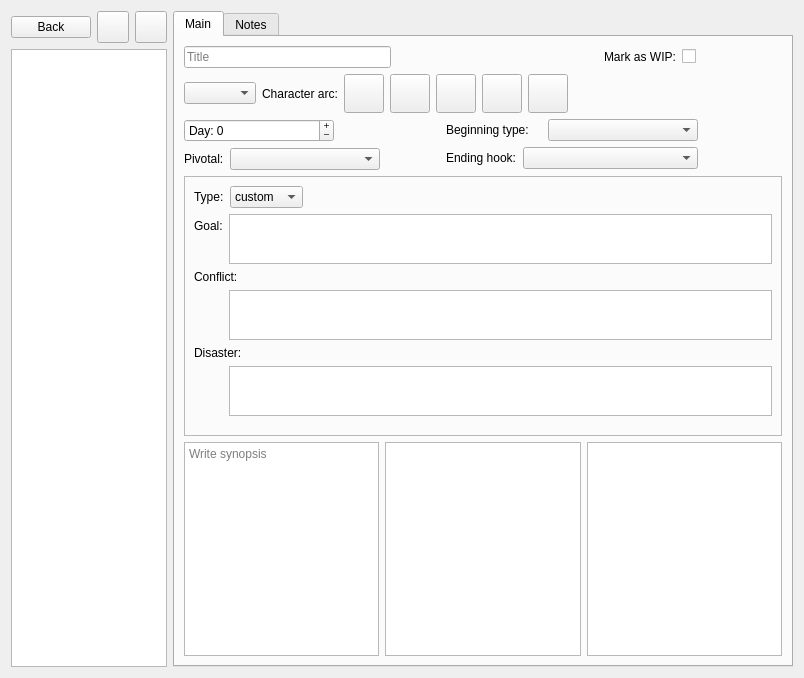
The window that ui/scene_editor.ui (zkovari/plotlyst) describes before a commit, drawn with Qt 5.
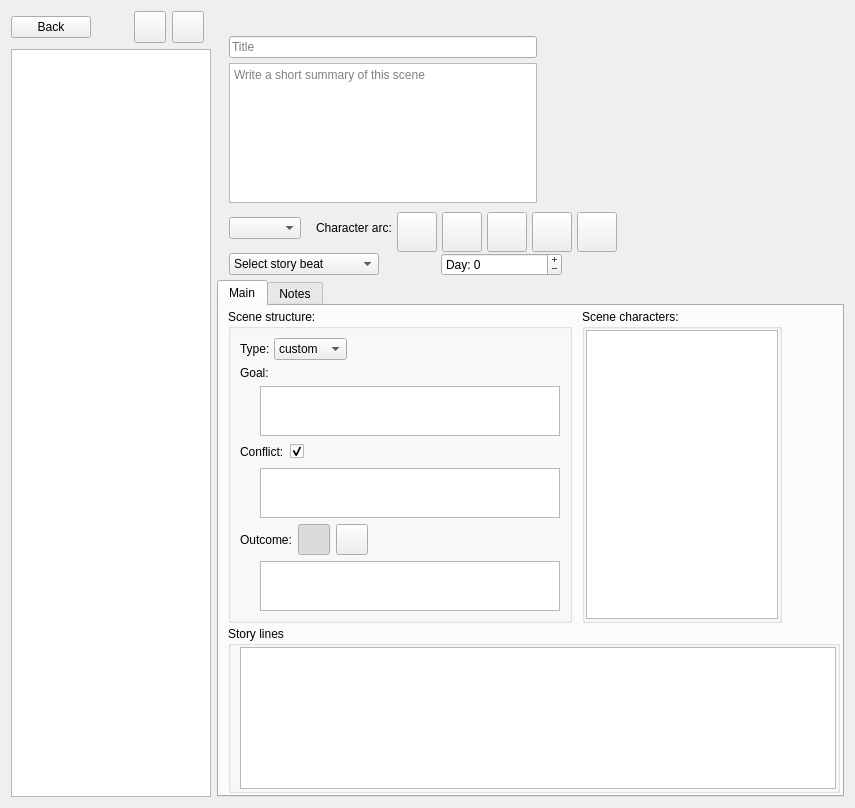
The same window after the commit.

What changed in the file:
```diff
--- a/ui/scene_editor.ui
+++ b/ui/scene_editor.ui
@@ -6,14 +6,14 @@
    <rect>
     <x>0</x>
     <y>0</y>
-    <width>804</width>
-    <height>678</height>
+    <width>855</width>
+    <height>808</height>
    </rect>
   </property>
   <property name="windowTitle">
    <string>Form</string>
   </property>
-  <layout class="QHBoxLayout" name="horizontalLayout_12">
+  <layout class="QHBoxLayout" name="horizontalLayout_7">
    <item>
     <layout class="QVBoxLayout" name="verticalLayout">
      <item>
@@ -152,37 +152,58 @@
     </layout>
    </item>
    <item>
-    <widget class="QTabWidget" name="tabWidget">
-     <property name="focusPolicy">
-      <enum>Qt::NoFocus</enum>
+    <layout class="QVBoxLayout" name="verticalLayout_3">
+     <property name="spacing">
+      <number>4</number>
      </property>
-     <property name="tabShape">
-      <enum>QTabWidget::Rounded</enum>
-     </property>
-     <property name="currentIndex">
-      <number>0</number>
-     </property>
-     <property name="iconSize">
+     <item>
+      <spacer name="horizontalSpacer_8">
+       <property name="orientation">
+        <enum>Qt::Horizontal</enum>
+       </property>
+       <property name="sizeHint" stdset="0">
       <size>
-       <width>32</width>
-       <height>32</height>
-      </size>
-     </property>
-     <property name="elideMode">
-      <enum>Qt::ElideNone</enum>
-     </property>
-     <property name="documentMode">
-      <bool>false</bool>
-     </property>
-     <widget class="QWidget" name="tabGeneral">
-      <attribute name="title">
-       <string>Main</string>
-      </attribute>
-      <layout class="QVBoxLayout" name="verticalLayout_6">
+         <width>40</width>
+         <height>25</height>
+        </size>
+       </property>
+      </spacer>
+     </item>
+     <item>
+      <widget class="QWidget" name="wdgTop" native="true">
+       <layout class="QVBoxLayout" name="verticalLayout_2">
+        <property name="spacing">
+         <number>5</number>
+        </property>
+        <property name="leftMargin">
+         <number>0</number>
+        </property>
+        <property name="topMargin">
+         <number>0</number>
+        </property>
+        <property name="rightMargin">
+         <number>0</number>
+        </property>
+        <property name="bottomMargin">
+         <number>0</number>
+        </property>
        <item>
         <layout class="QHBoxLayout" name="horizontalLayout_5">
+          <item>
+           <widget class="QLabel" name="lblTitleEmoji">
+            <property name="text">
+             <string/>
+            </property>
+           </widget>
+          </item>
          <item>
           <widget class="QLineEdit" name="lineTitle">
+            <property name="minimumSize">
+             <size>
+              <width>250</width>
+              <height>0</height>
+             </size>
+            </property>
            <property name="maximumSize">
             <size>
              <width>400</width>
@@ -207,39 +228,63 @@
            </property>
           </spacer>
          </item>
+         </layout>
+        </item>
          <item>
-          <widget class="QLabel" name="label_2">
+         <layout class="QHBoxLayout" name="horizontalLayout_6">
+          <item alignment="Qt::AlignTop">
+           <widget class="QLabel" name="lblSynopsisEmoji">
            <property name="text">
-            <string>Mark as WIP:</string>
+             <string/>
            </property>
           </widget>
          </item>
          <item>
-          <widget class="QCheckBox" name="cbWip">
+           <widget class="QTextEdit" name="textSynopsis">
            <property name="minimumSize">
             <size>
-             <width>100</width>
+              <width>300</width>
              <height>0</height>
             </size>
            </property>
            <property name="maximumSize">
             <size>
-             <width>200</width>
+              <width>600</width>
              <height>16777215</height>
             </size>
            </property>
-           <property name="cursor">
-            <cursorShape>PointingHandCursor</cursorShape>
-           </property>
-           <property name="text">
-            <string/>
+            <property name="autoFormatting">
+             <set>QTextEdit::AutoBulletList</set>
+            </property>
+            <property name="placeholderText">
+             <string>Write a short summary of this scene</string>
            </property>
           </widget>
          </item>
+          <item>
+           <spacer name="horizontalSpacer_5">
+            <property name="orientation">
+             <enum>Qt::Horizontal</enum>
+            </property>
+            <property name="sizeHint" stdset="0">
+             <size>
+              <width>40</width>
+              <height>20</height>
+             </size>
+            </property>
+           </spacer>
+          </item>
         </layout>
        </item>
        <item>
         <layout class="QHBoxLayout" name="horizontalLayout">
+          <item>
+           <widget class="QLabel" name="lblPovEmoji">
+            <property name="text">
+             <string/>
+            </property>
+           </widget>
+          </item>
          <item>
           <widget class="QComboBox" name="cbPov">
            <property name="maximumSize">
@@ -251,7 +296,23 @@
           </widget>
          </item>
          <item>
-          <widget class="QLabel" name="label">
+           <spacer name="horizontalSpacer_10">
+            <property name="orientation">
+             <enum>Qt::Horizontal</enum>
+            </property>
+            <property name="sizeType">
+             <enum>QSizePolicy::Preferred</enum>
+            </property>
+            <property name="sizeHint" stdset="0">
+             <size>
+              <width>10</width>
+              <height>20</height>
+             </size>
+            </property>
+           </spacer>
+          </item>
+          <item>
+           <widget class="QLabel" name="lblArc">
            <property name="text">
             <string>Character arc:</string>
            </property>
@@ -259,21 +320,45 @@
          </item>
          <item>
           <widget class="QToolButton" name="btnVeryUnhappy">
+            <property name="minimumSize">
+             <size>
+              <width>40</width>
+              <height>40</height>
+             </size>
+            </property>
+            <property name="maximumSize">
+             <size>
+              <width>32</width>
+              <height>32</height>
+             </size>
+            </property>
            <property name="cursor">
             <cursorShape>PointingHandCursor</cursorShape>
            </property>
+            <property name="styleSheet">
+             <string notr="true">QToolButton:checked {
+	background-color: rgb(136, 255, 115);
+}
+
+QToolButton:hover {
+	border: 1px solid red;
+}</string>
+            </property>
            <property name="text">
             <string/>
            </property>
            <property name="iconSize">
             <size>
-             <width>32</width>
-             <height>32</height>
+              <width>4</width>
+              <height>4</height>
             </size>
            </property>
            <property name="checkable">
             <bool>true</bool>
            </property>
+            <property name="toolButtonStyle">
+             <enum>Qt::ToolButtonTextOnly</enum>
+            </property>
            <attribute name="buttonGroup">
             <string notr="true">buttonGroup</string>
            </attribute>
@@ -281,21 +366,45 @@
          </item>
          <item>
           <widget class="QToolButton" name="btnUnHappy">
+            <property name="minimumSize">
+             <size>
+              <width>40</width>
+              <height>40</height>
+             </size>
+            </property>
+            <property name="maximumSize">
+             <size>
+              <width>32</width>
+              <height>32</height>
+             </size>
+            </property>
            <property name="cursor">
             <cursorShape>PointingHandCursor</cursorShape>
            </property>
+            <property name="styleSheet">
+             <string notr="true">QToolButton:checked {
+	background-color: rgb(136, 255, 115);
+}
+
+QToolButton:hover {
+	border: 1px solid red;
+}</string>
+            </property>
            <property name="text">
             <string/>
            </property>
            <property name="iconSize">
             <size>
-             <width>32</width>
-             <height>32</height>
+              <width>4</width>
+              <height>4</height>
             </size>
            </property>
            <property name="checkable">
             <bool>true</bool>
            </property>
+            <property name="toolButtonStyle">
+             <enum>Qt::ToolButtonTextOnly</enum>
+            </property>
            <attribute name="buttonGroup">
             <string notr="true">buttonGroup</string>
            </attribute>
@@ -303,21 +412,41 @@
          </item>
          <item>
           <widget class="QToolButton" name="btnNeutral">
+            <property name="minimumSize">
+             <size>
+              <width>40</width>
+              <height>40</height>
+             </size>
+            </property>
+            <property name="maximumSize">
+             <size>
+              <width>32</width>
+              <height>32</height>
+             </size>
+            </property>
            <property name="cursor">
             <cursorShape>PointingHandCursor</cursorShape>
            </property>
+            <property name="styleSheet">
+             <string notr="true">QToolButton::checked {
+	background-color: rgb(136, 255, 115);
+}</string>
+            </property>
            <property name="text">
             <string/>
            </property>
            <property name="iconSize">
             <size>
-             <width>32</width>
-             <height>32</height>
+              <width>4</width>
+              <height>4</height>
             </size>
            </property>
            <property name="checkable">
             <bool>true</bool>
            </property>
+            <property name="toolButtonStyle">
+             <enum>Qt::ToolButtonTextOnly</enum>
+            </property>
            <attribute name="buttonGroup">
             <string notr="true">buttonGroup</string>
            </attribute>
@@ -325,21 +454,45 @@
          </item>
          <item>
           <widget class="QToolButton" name="btnHappy">
+            <property name="minimumSize">
+             <size>
+              <width>40</width>
+              <height>40</height>
+             </size>
+            </property>
+            <property name="maximumSize">
+             <size>
+              <width>32</width>
+              <height>32</height>
+             </size>
+            </property>
            <property name="cursor">
             <cursorShape>PointingHandCursor</cursorShape>
            </property>
+            <property name="styleSheet">
+             <string notr="true">QToolButton:checked {
+	background-color: rgb(136, 255, 115);
+}
+
+QToolButton:hover {
+	border: 1px solid green;
+}</string>
+            </property>
            <property name="text">
             <string/>
            </property>
            <property name="iconSize">
             <size>
-             <width>32</width>
-             <height>32</height>
+              <width>4</width>
+              <height>4</height>
             </size>
            </property>
            <property name="checkable">
             <bool>true</bool>
            </property>
+            <property name="toolButtonStyle">
+             <enum>Qt::ToolButtonTextOnly</enum>
+            </property>
            <attribute name="buttonGroup">
             <string notr="true">buttonGroup</string>
            </attribute>
@@ -347,21 +500,45 @@
          </item>
          <item>
           <widget class="QToolButton" name="btnVeryHappy">
+            <property name="minimumSize">
+             <size>
+              <width>40</width>
+              <height>40</height>
+             </size>
+            </property>
+            <property name="maximumSize">
+             <size>
+              <width>32</width>
+              <height>32</height>
+             </size>
+            </property>
            <property name="cursor">
             <cursorShape>PointingHandCursor</cursorShape>
            </property>
+            <property name="styleSheet">
+             <string notr="true">QToolButton:checked {
+	background-color: rgb(136, 255, 115);
+}
+
+QToolButton:hover {
+	border: 1px solid green;
+}</string>
+            </property>
            <property name="text">
             <string/>
            </property>
            <property name="iconSize">
             <size>
-             <width>32</width>
-             <height>32</height>
+              <width>4</width>
+              <height>4</height>
             </size>
            </property>
            <property name="checkable">
             <bool>true</bool>
            </property>
+            <property name="toolButtonStyle">
+             <enum>Qt::ToolButtonTextOnly</enum>
+            </property>
            <attribute name="buttonGroup">
             <string notr="true">buttonGroup</string>
            </attribute>
@@ -385,7 +562,109 @@
        <item>
         <layout class="QHBoxLayout" name="horizontalLayout_11">
          <item>
-          <layout class="QVBoxLayout" name="verticalLayout_5">
+           <widget class="QLabel" name="lblBeatEmoji">
+            <property name="text">
+             <string/>
+            </property>
+           </widget>
+          </item>
+          <item>
+           <widget class="QComboBox" name="cbPivotal">
+            <property name="minimumSize">
+             <size>
+              <width>150</width>
+              <height>0</height>
+             </size>
+            </property>
+            <property name="maximumSize">
+             <size>
+              <width>200</width>
+              <height>16777215</height>
+             </size>
+            </property>
+            <property name="placeholderText">
+             <string/>
+            </property>
+            <item>
+             <property name="text">
+              <string>Select story beat</string>
+             </property>
+            </item>
+            <item>
+             <property name="text">
+              <string/>
+             </property>
+            </item>
+            <item>
+             <property name="text">
+              <string>Hook</string>
+             </property>
+            </item>
+            <item>
+             <property name="text">
+              <string>Inciting incident</string>
+             </property>
+            </item>
+            <item>
+             <property name="text">
+              <string>First plot point</string>
+             </property>
+            </item>
+            <item>
+             <property name="text">
+              <string>First pinch point</string>
+             </property>
+            </item>
+            <item>
+             <property name="text">
+              <string>Midpoint</string>
+             </property>
+            </item>
+            <item>
+             <property name="text">
+              <string>Second pinch point</string>
+             </property>
+            </item>
+            <item>
+             <property name="text">
+              <string>Dark moment</string>
+             </property>
+            </item>
+            <item>
+             <property name="text">
+              <string>A-ha moment</string>
+             </property>
+            </item>
+            <item>
+             <property name="text">
+              <string>Climax</string>
+             </property>
+            </item>
+           </widget>
+          </item>
+          <item>
+           <spacer name="horizontalSpacer_6">
+            <property name="orientation">
+             <enum>Qt::Horizontal</enum>
+            </property>
+            <property name="sizeType">
+             <enum>QSizePolicy::Preferred</enum>
+            </property>
+            <property name="sizeHint" stdset="0">
+             <size>
+              <width>45</width>
+              <height>20</height>
+             </size>
+            </property>
+           </spacer>
+          </item>
+          <item>
+           <widget class="QLabel" name="lblDayEmoji">
+            <property name="text">
+             <string/>
+            </property>
+           </widget>
+          </item>
            <item>
             <widget class="QSpinBox" name="sbDay">
              <property name="minimumSize">
@@ -418,225 +697,7 @@
             </widget>
            </item>
            <item>
-            <layout class="QHBoxLayout" name="horizontalLayout_7">
-             <item>
-              <widget class="QLabel" name="label_5">
-               <property name="text">
-                <string>Pivotal:</string>
-               </property>
-              </widget>
-             </item>
-             <item>
-              <widget class="QComboBox" name="cbPivotal">
-               <property name="minimumSize">
-                <size>
-                 <width>150</width>
-                 <height>0</height>
-                </size>
-               </property>
-               <property name="maximumSize">
-                <size>
-                 <width>200</width>
-                 <height>16777215</height>
-                </size>
-               </property>
-               <item>
-                <property name="text">
-                 <string/>
-                </property>
-               </item>
-               <item>
-                <property name="text">
-                 <string>Hook</string>
-                </property>
-               </item>
-               <item>
-                <property name="text">
-                 <string>Inciting incident</string>
-                </property>
-               </item>
-               <item>
-                <property name="text">
-                 <string>First plot point</string>
-                </property>
-               </item>
-               <item>
-                <property name="text">
-                 <string>First pinch point</string>
-                </property>
-               </item>
-               <item>
-                <property name="text">
-                 <string>Midpoint</string>
-                </property>
-               </item>
-               <item>
-                <property name="text">
-                 <string>Second pinch point</string>
-                </property>
-               </item>
-               <item>
-                <property name="text">
-                 <string>Dark moment</string>
-                </property>
-               </item>
-               <item>
-                <property name="text">
-                 <string>A-ha moment</string>
-                </property>
-               </item>
-               <item>
-                <property name="text">
-                 <string>Climax</string>
-                </property>
-               </item>
-              </widget>
-             </item>
-             <item>
-              <spacer name="horizontalSpacer_5">
-               <property name="orientation">
-                <enum>Qt::Horizontal</enum>
-               </property>
-               <property name="sizeType">
-                <enum>QSizePolicy::Expanding</enum>
-               </property>
-               <property name="sizeHint" stdset="0">
-                <size>
-                 <width>60</width>
-                 <height>20</height>
-                </size>
-               </property>
-              </spacer>
-             </item>
-            </layout>
-           </item>
-          </layout>
-         </item>
-         <item>
-          <layout class="QVBoxLayout" name="verticalLayout_2">
-           <item>
-            <layout class="QHBoxLayout" name="horizontalLayout_10">
-             <item>
-              <widget class="QLabel" name="label_7">
-               <property name="text">
-                <string>Beginning type:</string>
-               </property>
-              </widget>
-             </item>
-             <item>
-              <widget class="QComboBox" name="cbBeginningType">
-               <property name="minimumSize">
-                <size>
-                 <width>150</width>
-                 <height>0</height>
-                </size>
-               </property>
-               <property name="maximumSize">
-                <size>
-                 <width>250</width>
-                 <height>16777215</height>
-                </size>
-               </property>
-               <item>
-                <property name="text">
-                 <string/>
-                </property>
-               </item>
-               <item>
-                <property name="text">
-                 <string>Action</string>
-                </property>
-               </item>
-               <item>
-                <property name="text">
-                 <string>Summary</string>
-                </property>
-               </item>
-               <item>
-                <property name="text">
-                 <string>Character's thoughts</string>
-                </property>
-               </item>
-               <item>
-                <property name="text">
-                 <string>Setting</string>
-                </property>
-               </item>
-               <item>
-                <property name="text">
-                 <string>Dialogue</string>
-                </property>
-               </item>
-              </widget>
-             </item>
-            </layout>
-           </item>
-           <item>
-            <layout class="QHBoxLayout" name="horizontalLayout_9">
-             <item>
-              <widget class="QLabel" name="label_6">
-               <property name="text">
-                <string>Ending hook:</string>
-               </property>
-              </widget>
-             </item>
-             <item>
-              <widget class="QComboBox" name="cbEndingHook">
-               <property name="minimumSize">
-                <size>
-                 <width>150</width>
-                 <height>0</height>
-                </size>
-               </property>
-               <property name="maximumSize">
-                <size>
-                 <width>250</width>
-                 <height>16777215</height>
-                </size>
-               </property>
-               <item>
-                <property name="text">
-                 <string/>
-                </property>
-               </item>
-               <item>
-                <property name="text">
-                 <string>Cliffhanger</string>
-                </property>
-               </item>
-               <item>
-                <property name="text">
-                 <string>Epiphany</string>
-                </property>
-               </item>
-               <item>
-                <property name="text">
-                 <string>Revelation</string>
-                </property>
-               </item>
-               <item>
-                <property name="text">
-                 <string>Emotional turmoil</string>
-                </property>
-               </item>
-               <item>
-                <property name="text">
-                 <string>Promise of more revelation</string>
-                </property>
-               </item>
-               <item>
-                <property name="text">
-                 <string>Plottwist</string>
-                </property>
-               </item>
-              </widget>
-             </item>
-            </layout>
-           </item>
-          </layout>
-         </item>
-         <item>
-          <spacer name="horizontalSpacer_8">
+           <spacer name="horizontalSpacer_9">
            <property name="orientation">
             <enum>Qt::Horizontal</enum>
            </property>
@@ -650,17 +711,71 @@
          </item>
         </layout>
        </item>
+       </layout>
+      </widget>
+     </item>
        <item>
-        <widget class="QFrame" name="frame">
-         <property name="frameShape">
-          <enum>QFrame::StyledPanel</enum>
-         </property>
-         <property name="frameShadow">
-          <enum>QFrame::Raised</enum>
-         </property>
+      <widget class="QTabWidget" name="tabWidget">
+       <property name="focusPolicy">
+        <enum>Qt::NoFocus</enum>
+       </property>
+       <property name="tabShape">
+        <enum>QTabWidget::Rounded</enum>
+       </property>
+       <property name="currentIndex">
+        <number>0</number>
+       </property>
+       <property name="iconSize">
+        <size>
+         <width>32</width>
+         <height>32</height>
+        </size>
+       </property>
+       <property name="elideMode">
+        <enum>Qt::ElideNone</enum>
+       </property>
+       <property name="documentMode">
+        <bool>false</bool>
+       </property>
+       <widget class="QWidget" name="tabGeneral">
+        <attribute name="title">
+         <string>Main</string>
+        </attribute>
          <layout class="QVBoxLayout" name="verticalLayout_4">
+         <property name="spacing">
+          <number>3</number>
+         </property>
+         <property name="topMargin">
+          <number>3</number>
+         </property>
+         <property name="rightMargin">
+          <number>2</number>
+         </property>
+         <property name="bottomMargin">
+          <number>2</number>
+         </property>
+         <item>
+          <layout class="QHBoxLayout" name="horizontalLayout_9">
+           <property name="spacing">
+            <number>0</number>
+           </property>
+           <item>
+            <widget class="QGroupBox" name="groupBox">
+             <property name="maximumSize">
+              <size>
+               <width>550</width>
+               <height>16777215</height>
+              </size>
+             </property>
+             <property name="title">
+              <string>Scene structure:</string>
+             </property>
+             <layout class="QVBoxLayout" name="verticalLayout_5">
           <item>
            <layout class="QHBoxLayout" name="horizontalLayout_3">
+                <property name="spacing">
+                 <number>4</number>
+                </property>
             <item>
              <widget class="QLabel" name="label_3">
               <property name="text">
@@ -709,40 +824,104 @@
            </layout>
           </item>
           <item>
-           <layout class="QHBoxLayout" name="horizontalLayout_4">
-            <item>
-             <layout class="QFormLayout" name="formLayout">
-              <item row="0" column="0">
                <widget class="QLabel" name="lblType1">
                 <property name="text">
                  <string>Goal:</string>
                 </property>
                </widget>
               </item>
-              <item row="0" column="1">
+              <item>
+               <layout class="QHBoxLayout" name="horizontalLayout_12">
+                <item>
+                 <spacer name="horizontalSpacer_14">
+                  <property name="orientation">
+                   <enum>Qt::Horizontal</enum>
+                  </property>
+                  <property name="sizeType">
+                   <enum>QSizePolicy::Preferred</enum>
+                  </property>
+                  <property name="sizeHint" stdset="0">
+                   <size>
+                    <width>20</width>
+                    <height>20</height>
+                   </size>
+                  </property>
+                 </spacer>
+                </item>
+                <item>
                <widget class="QTextEdit" name="textEvent1">
                 <property name="minimumSize">
                  <size>
-                  <width>400</width>
+                    <width>300</width>
                   <height>0</height>
                  </size>
                 </property>
                 <property name="maximumSize">
                  <size>
-                  <width>16777215</width>
+                    <width>600</width>
                   <height>50</height>
                  </size>
                 </property>
                </widget>
               </item>
-              <item row="1" column="0" colspan="2">
+               </layout>
+              </item>
+              <item>
+               <layout class="QHBoxLayout" name="horizontalLayout_10">
+                <item>
                <widget class="QLabel" name="lblType2">
                 <property name="text">
                  <string>Conflict:</string>
                 </property>
                </widget>
               </item>
-              <item row="2" column="1">
+                <item>
+                 <widget class="QCheckBox" name="cbConflict">
+                  <property name="text">
+                   <string/>
+                  </property>
+                  <property name="checkable">
+                   <bool>true</bool>
+                  </property>
+                  <property name="checked">
+                   <bool>true</bool>
+                  </property>
+                 </widget>
+                </item>
+                <item>
+                 <spacer name="horizontalSpacer_17">
+                  <property name="orientation">
+                   <enum>Qt::Horizontal</enum>
+                  </property>
+                  <property name="sizeHint" stdset="0">
+                   <size>
+                    <width>40</width>
+                    <height>20</height>
+                   </size>
+                  </property>
+                 </spacer>
+                </item>
+               </layout>
+              </item>
+              <item>
+               <layout class="QHBoxLayout" name="horizontalLayout_13">
+                <item>
+                 <spacer name="horizontalSpacer_15">
+                  <property name="orientation">
+                   <enum>Qt::Horizontal</enum>
+                  </property>
+                  <property name="sizeType">
+                   <enum>QSizePolicy::Preferred</enum>
+                  </property>
+                  <property name="sizeHint" stdset="0">
+                   <size>
+                    <width>20</width>
+                    <height>20</height>
+                   </size>
+                  </property>
+                 </spacer>
+                </item>
+                <item>
                <widget class="QTextEdit" name="textEvent2">
                 <property name="sizePolicy">
                  <sizepolicy hsizetype="Expanding" vsizetype="Preferred">
@@ -752,81 +931,191 @@
                 </property>
                 <property name="minimumSize">
                  <size>
-                  <width>400</width>
+                    <width>300</width>
                   <height>0</height>
                  </size>
                 </property>
                 <property name="maximumSize">
                  <size>
-                  <width>16777215</width>
+                    <width>600</width>
                   <height>50</height>
                  </size>
                 </property>
                </widget>
               </item>
-              <item row="3" column="0" colspan="2">
+               </layout>
+              </item>
+              <item>
+               <layout class="QHBoxLayout" name="horizontalLayout_4">
+                <item>
                <widget class="QLabel" name="lblType3">
                 <property name="text">
-                 <string>Disaster:</string>
+                   <string>Outcome:</string>
                 </property>
                </widget>
               </item>
-              <item row="4" column="1">
+                <item>
+                 <widget class="QToolButton" name="btnDisaster">
+                  <property name="maximumSize">
+                   <size>
+                    <width>32</width>
+                    <height>16777215</height>
+                   </size>
+                  </property>
+                  <property name="cursor">
+                   <cursorShape>PointingHandCursor</cursorShape>
+                  </property>
+                  <property name="text">
+                   <string/>
+                  </property>
+                  <property name="iconSize">
+                   <size>
+                    <width>24</width>
+                    <height>24</height>
+                   </size>
+                  </property>
+                  <property name="checkable">
+                   <bool>true</bool>
+                  </property>
+                  <property name="checked">
+                   <bool>true</bool>
+                  </property>
+                  <property name="toolButtonStyle">
+                   <enum>Qt::ToolButtonTextBesideIcon</enum>
+                  </property>
+                  <attribute name="buttonGroup">
+                   <string notr="true">buttonGroup_2</string>
+                  </attribute>
+                 </widget>
+                </item>
+                <item>
+                 <widget class="QToolButton" name="btnResolution">
+                  <property name="maximumSize">
+                   <size>
+                    <width>32</width>
+                    <height>16777215</height>
+                   </size>
+                  </property>
+                  <property name="cursor">
+                   <cursorShape>PointingHandCursor</cursorShape>
+                  </property>
+                  <property name="text">
+                   <string/>
+                  </property>
+                  <property name="iconSize">
+                   <size>
+                    <width>24</width>
+                    <height>24</height>
+                   </size>
+                  </property>
+                  <property name="checkable">
+                   <bool>true</bool>
+                  </property>
+                  <property name="toolButtonStyle">
+                   <enum>Qt::ToolButtonTextBesideIcon</enum>
+                  </property>
+                  <attribute name="buttonGroup">
+                   <string notr="true">buttonGroup_2</string>
+                  </attribute>
+                 </widget>
+                </item>
+                <item>
+                 <spacer name="horizontalSpacer_13">
+                  <property name="orientation">
+                   <enum>Qt::Horizontal</enum>
+                  </property>
+                  <property name="sizeHint" stdset="0">
+                   <size>
+                    <width>40</width>
+                    <height>20</height>
+                   </size>
+                  </property>
+                 </spacer>
+                </item>
+               </layout>
+              </item>
+              <item>
+               <layout class="QHBoxLayout" name="horizontalLayout_14">
+                <item>
+                 <spacer name="horizontalSpacer_16">
+                  <property name="orientation">
+                   <enum>Qt::Horizontal</enum>
+                  </property>
+                  <property name="sizeType">
+                   <enum>QSizePolicy::Preferred</enum>
+                  </property>
+                  <property name="sizeHint" stdset="0">
+                   <size>
+                    <width>20</width>
+                    <height>20</height>
+                   </size>
+                  </property>
+                 </spacer>
+                </item>
+                <item>
                <widget class="QTextEdit" name="textEvent3">
                 <property name="minimumSize">
                  <size>
-                  <width>400</width>
+                    <width>300</width>
                   <height>0</height>
                  </size>
                 </property>
                 <property name="maximumSize">
                  <size>
-                  <width>16777215</width>
+                    <width>600</width>
                   <height>50</height>
                  </size>
                 </property>
                </widget>
               </item>
-              <item row="5" column="1">
-               <widget class="QWidget" name="widget" native="true">
-                <layout class="QHBoxLayout" name="horizontalLayout_6">
+               </layout>
+              </item>
+             </layout>
+            </widget>
+           </item>
+           <item>
+            <spacer name="horizontalSpacer_12">
+             <property name="orientation">
+              <enum>Qt::Horizontal</enum>
+             </property>
+             <property name="sizeType">
+              <enum>QSizePolicy::Preferred</enum>
+             </property>
+             <property name="sizeHint" stdset="0">
+              <size>
+               <width>10</width>
+               <height>20</height>
+              </size>
+             </property>
+            </spacer>
+           </item>
+           <item>
+            <widget class="QGroupBox" name="groupBox_2">
+             <property name="maximumSize">
+              <size>
+               <width>200</width>
+               <height>16777215</height>
+              </size>
+             </property>
+             <property name="title">
+              <string>Scene characters:</string>
+             </property>
+             <layout class="QVBoxLayout" name="verticalLayout_6">
                  <property name="spacing">
-                  <number>3</number>
+               <number>1</number>
                  </property>
                  <property name="leftMargin">
-                  <number>2</number>
+               <number>1</number>
                  </property>
                  <property name="topMargin">
-                  <number>2</number>
+               <number>1</number>
                  </property>
                  <property name="rightMargin">
-                  <number>2</number>
+               <number>1</number>
                  </property>
                  <property name="bottomMargin">
-                  <number>2</number>
-                 </property>
-                </layout>
-               </widget>
-              </item>
-             </layout>
-            </item>
-           </layout>
-          </item>
-         </layout>
-        </widget>
-       </item>
-       <item>
-        <layout class="QHBoxLayout" name="horizontalLayout_2">
-         <item>
-          <widget class="QTextEdit" name="textSynopsis">
-           <property name="autoFormatting">
-            <set>QTextEdit::AutoBulletList</set>
-           </property>
-           <property name="placeholderText">
-            <string>Write synopsis</string>
-           </property>
-          </widget>
-         </item>
+               <number>1</number>
+              </property>
          <item>
           <widget class="QTableView" name="tblCharacters">
            <property name="selectionMode">
@@ -846,10 +1135,51 @@
            </attribute>
           </widget>
          </item>
+             </layout>
+            </widget>
+           </item>
+           <item>
+            <spacer name="horizontalSpacer_11">
+             <property name="orientation">
+              <enum>Qt::Horizontal</enum>
+             </property>
+             <property name="sizeHint" stdset="0">
+              <size>
+               <width>40</width>
+               <height>20</height>
+              </size>
+             </property>
+            </spacer>
+           </item>
+          </layout>
+         </item>
+         <item>
+          <layout class="QHBoxLayout" name="horizontalLayout_2">
+           <item>
+            <widget class="QGroupBox" name="groupBox_3">
+             <property name="title">
+              <string>Story lines</string>
+             </property>
+             <layout class="QVBoxLayout" name="verticalLayout_8">
+              <property name="spacing">
+               <number>1</number>
+              </property>
+              <property name="topMargin">
+               <number>1</number>
+              </property>
+              <property name="rightMargin">
+               <number>1</number>
+              </property>
+              <property name="bottomMargin">
+               <number>1</number>
+              </property>
          <item>
           <widget class="QListView" name="lstStoryLines"/>
          </item>
         </layout>
+            </widget>
+           </item>
+          </layout>
        </item>
       </layout>
      </widget>
@@ -873,6 +1203,8 @@
     </widget>
    </item>
   </layout>
+   </item>
+  </layout>
  </widget>
  <resources/>
  <connections/>
```
Left out of the diff: 15 changed lines with no effect on the pictures. Lines whose indentation alone changed are shown as unchanged.
